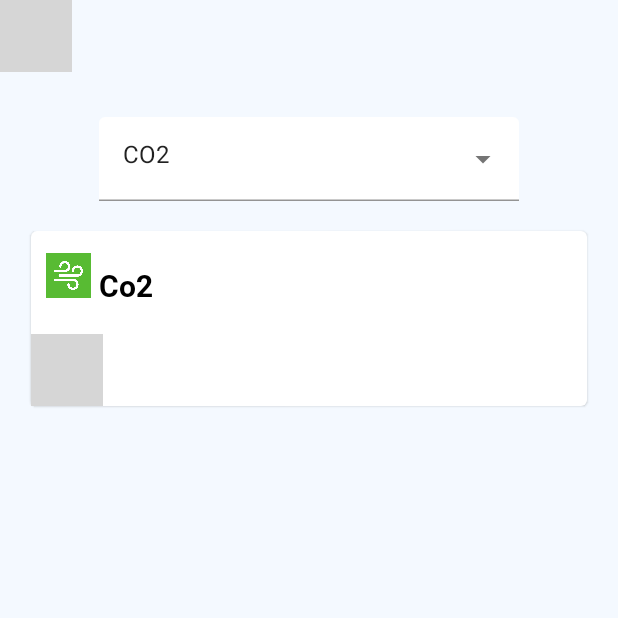
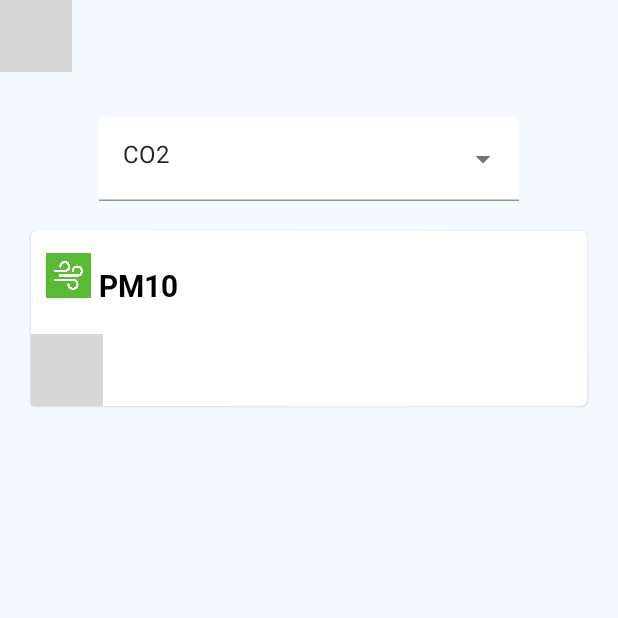
Before and after one commit to minhson0506/AndroidApp-AirQuality, an Android app built with Jetpack Compose: the composable ChartPage shown on its own in the app's theme, on a phone screen of 412 x 824 dp, the top half of it. Run offline under Robolectric (Android 15) with nearby library versions, the phone set to English and light mode, and no system bars; our stand-ins replace Room's generated code, livedata-compose, paging; libraries missing offline, so code that uses them is left out: androidx.paging, androidx.paging.toLiveData, com.mabn.calendarlibrary, com.madrapps.plot; 2 statements that could not run were skipped; grey boxes are pictures that could not be loaded.

```diff
--- a/app/src/main/java/com/example/airquality/components/ChartPage.kt
+++ b/app/src/main/java/com/example/airquality/components/ChartPage.kt
@@ -47,9 +47,7 @@ fun ChartPage(model: DataViewModel) {
     Log.d(MainActivity.tag, "ChartPage: today $today")
     var date: String by remember { mutableStateOf(today) }
 
-    val indicator: String by model.indicator.observeAsState("pm10")
-
-
+    val indicator: String by model.indicator.observeAsState("PM10")
 
     Column(
         modifier = Modifier
--- a/app/src/main/java/com/example/airquality/services/DataViewModel.kt
+++ b/app/src/main/java/com/example/airquality/services/DataViewModel.kt
@@ -4,6 +4,9 @@ import android.app.Application
 import androidx.lifecycle.AndroidViewModel
 import androidx.lifecycle.LiveData
 import androidx.lifecycle.MutableLiveData
+import androidx.paging.DataSource
+import androidx.paging.PagedList
+import androidx.paging.toLiveData
 import coil.compose.ImagePainter
 import com.example.airquality.services.room.RoomDB
 import com.example.airquality.services.room.SensorModel
@@ -28,18 +31,20 @@ class DataViewModel(application: Application): AndroidViewModel(application) {
     // store data of sensor in inside
 //    val sensorData = MutableLiveData<SensorResponse>(null)
 
-    val indicator = MutableLiveData<String>("co2")
+    val indicator = MutableLiveData<String>("PM10")
     // data from Room
     private val roomDB = RoomDB.getInstance(application)
     private val viewModelJob = Job()
     private val coroutineScope = CoroutineScope(viewModelJob + Dispatchers.Default)
 
     // get and set data of venues
-    fun getAllData(): LiveData<List<SensorModel>> = roomDB.sensorDao().getAll()
+//    fun getAllData(): LiveData<List<SensorModel>> = roomDB.sensorDao().getAll()
 
     fun getLatest(): LiveData<SensorModel> = roomDB.sensorDao().getLatest()
 
     fun getDataInDate(date: String): LiveData<List<SensorModel>> = roomDB.sensorDao().getDataInDate(date = date)
+
+    fun getAllData(): LiveData<PagedList<SensorModel>> = roomDB.sensorDao().getAll().toLiveData(pageSize = 5000)
 
     fun insert(sensorModel: SensorModel) {
         coroutineScope.launch {
--- a/app/src/main/java/com/example/airquality/services/room/SensorDAO.kt
+++ b/app/src/main/java/com/example/airquality/services/room/SensorDAO.kt
@@ -1,6 +1,7 @@
 package com.example.airquality.services.room
 
 import androidx.lifecycle.LiveData
+import androidx.paging.DataSource
 import androidx.room.*
 
 @Dao
@@ -14,8 +15,11 @@ interface SensorDAO {
     @Update
     fun update(data: SensorModel)
 
-    @Query("SELECT * FROM sensormodel")
-    fun getAll(): LiveData<List<SensorModel>>
+//    @Query("SELECT * FROM sensormodel")
+//    fun getAll(): LiveData<List<SensorModel>>
+
+    @Query("SELECT * FROM sensormodel ORDER BY time")
+    fun getAll(): DataSource.Factory<Int, SensorModel>
 
     @Query("SELECT * FROM sensormodel ORDER BY time DESC LIMIT 1")
     fun getLatest(): LiveData<SensorModel>
--- a/app/src/main/java/com/example/airquality/services/sensors/APIDeviceService.kt
+++ b/app/src/main/java/com/example/airquality/services/sensors/APIDeviceService.kt
@@ -11,6 +11,9 @@ interface APIDeviceService {
 
     @GET("getAll")
     fun getAll(): Call<List<SensorResponse>>
+
+    @GET("getLatest?count=10000")
+    fun getNew(): Call<List<SensorResponse>>
 }
 
 object ApiDevice {
```
Also changed, not shown: app/build.gradle (+12 -0 lines), app/src/main/AndroidManifest.xml (+3 -4 lines), app/src/main/java/com/example/airquality/components/Dashboard.kt (+44 -17 lines), app/src/main/java/com/example/airquality/components/LandingPage.kt (+20 -1 lines), app/src/main/java/com/example/airquality/libraryComponent/LineGraph.kt (+10 -8 lines), app/src/main/java/com/example/airquality/services/NetworkService.kt (+5 -2 lines).
